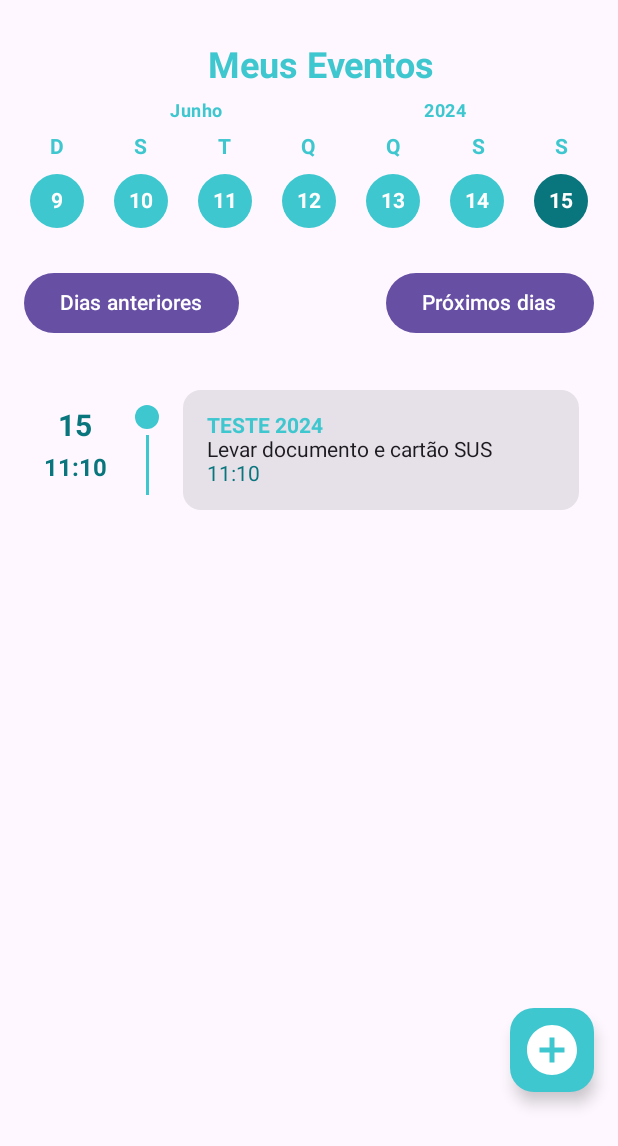
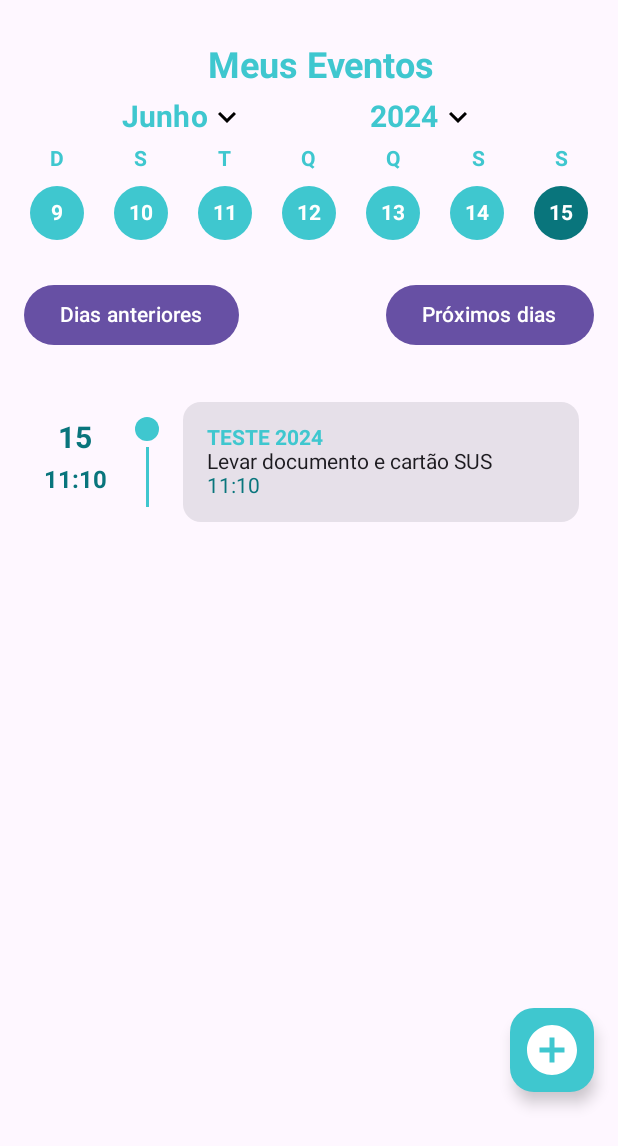
Before and after one commit to QuatroQuatros/APP-EMAIL, an Android app built with Jetpack Compose: the @Preview function CalendarScreenPreview, on a phone screen of 412 x 824 dp. Shown: the top 1146 px of the screen. Run offline under Robolectric (Android 15) with nearby library versions, the phone set to English and light mode, and no system bars.

Commit message:
[FIX] mini calendario e selects de mes e ano

```diff
--- a/app/src/main/java/com/example/challengelocaweb/presentation/calendar/CalendarScreen.kt
+++ b/app/src/main/java/com/example/challengelocaweb/presentation/calendar/CalendarScreen.kt
@@ -4,11 +4,16 @@ import android.os.Build
 import android.util.Log
 import androidx.annotation.RequiresApi
 import androidx.compose.foundation.background
+import androidx.compose.foundation.border
 import androidx.compose.foundation.clickable
 import androidx.compose.foundation.layout.*
 import androidx.compose.foundation.lazy.LazyColumn
 import androidx.compose.foundation.lazy.items
 import androidx.compose.foundation.shape.CircleShape
+import androidx.compose.material.icons.Icons
+import androidx.compose.material.icons.filled.ArrowDropDown
+import androidx.compose.material.icons.filled.KeyboardArrowDown
+import androidx.compose.material.icons.filled.KeyboardArrowUp
 import com.example.challengelocaweb.domain.model.Event
 import androidx.compose.material3.*
 import androidx.compose.runtime.*
@@ -21,6 +26,7 @@ import java.time.format.TextStyle
 import androidx.compose.ui.text.font.FontWeight
 import androidx.compose.ui.text.style.TextAlign
 import androidx.compose.ui.tooling.preview.Preview
+import androidx.compose.ui.unit.TextUnit
 import androidx.compose.ui.unit.dp
 import androidx.compose.ui.unit.sp
 import androidx.navigation.NavHostController
@@ -60,12 +66,11 @@ fun CalendarScreen(
         ) {
             Header(
                 selectedDate = selectedDate,
-                selectedMonth = selectedMonth,
-                selectedYear = selectedYear,
-                onDateChange = { newDate, newMonth, newYear ->
+                onDateChange = { newDate ->
                     selectedDate = newDate
-                    selectedMonth = newMonth
-                    selectedYear = newYear
+                    selectedDay = newDate.dayOfMonth
+                    selectedMonth = newDate.dayOfMonth
+                    selectedYear = newDate.year
                 }
             )
             WeekDaysHeader(
@@ -126,9 +131,7 @@ fun CalendarScreen(
 @Composable
 fun Header(
     selectedDate: LocalDate,
-    selectedMonth: Int,
-    selectedYear: Int,
-    onDateChange: (LocalDate, Int, Int) -> Unit
+    onDateChange: (LocalDate) -> Unit
 ) {
     Column(
         modifier = Modifier
@@ -143,7 +146,7 @@ fun Header(
             color = colorResource(id = R.color.primary)
         )
         val months = java.time.Month.values().map { it.getDisplayName(TextStyle.FULL, Locale("pt", "BR")).capitalize() }
-        val years = (1900..2100).toList()
+        val years = (1980..2100).toList()
         var selectedMonthIndex by remember { mutableStateOf(selectedDate.monthValue - 1) }
         var selectedYearIndex by remember { mutableStateOf(years.indexOf(selectedDate.year)) }
 
@@ -163,14 +166,15 @@ fun Header(
                 onItemSelected = { index ->
                     try{
                         val newDate = selectedDate.withMonth(index + 1).withDayOfMonth(1)
-                        onDateChange(newDate, index + 1, selectedYear)
+                        onDateChange(newDate)
                     }catch (e: DateTimeException){
                         val newDate = selectedDate.withDayOfMonth(1)
-                        onDateChange(newDate, newDate.monthValue, selectedYear)
+                        onDateChange(newDate)
                     }
 
                 },
-                label = "Mês"
+                label = "Mês",
+                labelFontSize = 20.sp
             )
 
             DropdownSelector(
@@ -179,13 +183,14 @@ fun Header(
                 onItemSelected = { index ->
                     try {
                         val newDate = selectedDate.withYear(years[index])
-                        onDateChange(newDate, selectedMonth, years[index])
+                        onDateChange(newDate)
                     } catch (e: DateTimeException) {
                         val newDate = selectedDate.withDayOfMonth(1)
-                        onDateChange(newDate, selectedMonth, newDate.year)
+                        onDateChange(newDate)
                     }
                 },
-                label = "Ano"
+                label = "Ano",
+                labelFontSize = 20.sp
             )
         }
     }
@@ -196,7 +201,9 @@ fun DropdownSelector(
     items: List<String>,
     selectedIndex: Int,
     onItemSelected: (Int) -> Unit,
-    label: String
+    label: String,
+    labelFontSize: TextUnit = 12.sp,
+    maxDropdownHeight: Int = 600
 ) {
     var expanded by remember { mutableStateOf(false) }
 
@@ -207,12 +214,23 @@ fun DropdownSelector(
         verticalArrangement = Arrangement.Center,
         horizontalAlignment = Alignment.CenterHorizontally
     ) {
-        Text(
-            text = items[selectedIndex],
-            style = MaterialTheme.typography.bodySmall,
-            fontWeight = FontWeight.Bold,
-            color = colorResource(id = R.color.primary)
-        )
+        Row(
+            modifier = Modifier.fillMaxWidth(),
+            verticalAlignment = Alignment.CenterVertically
+        ){
+            Text(
+                text = items[selectedIndex],
+                style = MaterialTheme.typography.labelLarge.copy(fontSize = labelFontSize),
+                fontWeight = FontWeight.Bold,
+                color = colorResource(id = R.color.primary)
+            )
+            Icon(
+                imageVector = if (expanded) Icons.Filled.KeyboardArrowUp else Icons.Filled.KeyboardArrowDown,
+                contentDescription = null,
+                tint = Color.Black
+            )
+        }
+
 
         DropdownMenu(
             expanded = expanded,
@@ -220,6 +238,7 @@ fun DropdownSelector(
             modifier = Modifier
                 .width(100.dp)
                 .background(Color.White)
+                .heightIn(max = maxDropdownHeight.dp)
         ) {
             items.forEachIndexed { index, text ->
                 DropdownMenuItem(
@@ -343,8 +362,6 @@ fun EventsTimeline(
         Event("TESTE 2024", "Levar documento e cartão SUS", "16", "11:10", "2024-06-16T00:00:00Z")
 
         )
-    //val selectedDate = LocalDate.of(selectedYear, selectedMonth, selectedDay)
-
 
     val selectedDate = try {
         if(selectedMonth  > 12 || selectedMonth < 1){
@@ -380,7 +397,6 @@ fun EventsTimeline(
             modifier = Modifier
                 .fillMaxWidth()
                 .padding(horizontal = 10.dp, vertical = 10.dp)
-            //.background(color = Color.Green)
         ) {
             items(events) { event ->
                 Row(
--- /dev/null
+++ b/app/src/main/res/drawable/ic_arrow_down.xml
@@ -0,0 +1,5 @@
+<vector xmlns:android="http://schemas.android.com/apk/res/android" android:height="24dp" android:tint="#3FC7CF" android:viewportHeight="24" android:viewportWidth="24" android:width="24dp">
+
+    <path android:fillColor="@android:color/white" android:pathData="M7.41,8.59L12,13.17l4.59,-4.58L18,10l-6,6 -6,-6 1.41,-1.41z"/>
+
+</vector>
```
